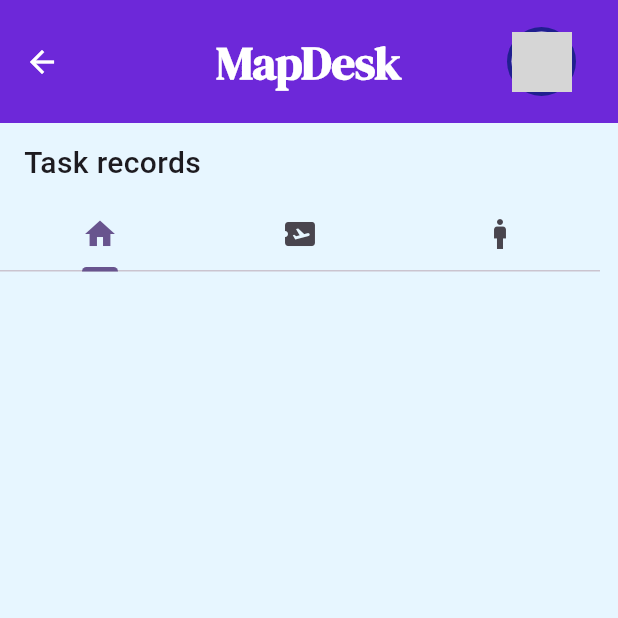
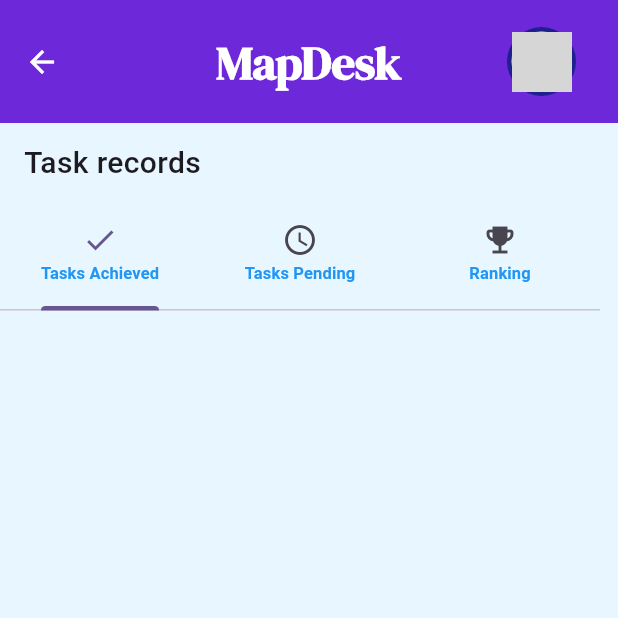
Before and after one commit to KarthikPrabhu23/MapDesk, a Flutter app: the RecordLog screen opened directly, on a phone screen of 412 x 824 dp, the top half of it. Run offline on Flutter 3.47's test engine with Material 3 defaults, Android fonts, the phone set to English and light mode, and no system bars; our stand-ins replace cloud_firestore, firebase_auth, firebase_core, firebase_database, firebase_storage, geolocator and 6 more; missing offline and left inert: custom_info_window, firebase_app_check, google_maps_webservice; accounts and stored records are empty; network calls fail; grey boxes are pictures that could not be loaded.

Commit message:
TabBar UI

```diff
--- a/lib/Record/record.dart
+++ b/lib/Record/record.dart
@@ -106,15 +106,37 @@ class _RecordLogState extends State<RecordLog> {
                             TabBar(
                               tabs: [
                                 Tab(
-                                  icon: Icon(Icons.home),
+                                  icon: Icon(Icons.done),
+                                  child: Text(
+                                    'Tasks Achieved',
+                                    style: TextStyle(
+                                      fontSize: 11,
+                                      fontWeight: FontWeight.bold,
+                                      color: Colors.blue,
+                                    ),
+                                  ),
                                 ),
                                 Tab(
-                                  icon: Icon(Icons.airplane_ticket),
-
+                                  icon: Icon(Icons.schedule),
+                                  child: Text(
+                                    'Tasks Pending',
+                                    style: TextStyle(
+                                      fontSize: 11,
+                                      fontWeight: FontWeight.bold,
+                                      color: Colors.blue,
+                                    ),
+                                  ),
                                 ),
                                 Tab(
-                                  icon: Icon(Icons.man),
-
+                                  icon: Icon(Icons.emoji_events),
+                                  child: Text(
+                                    'Ranking',
+                                    style: TextStyle(
+                                      fontSize: 11,
+                                      fontWeight: FontWeight.bold,
+                                      color: Colors.blue,
+                                    ),
+                                  ),
                                 ),
                               ],
                             ),
```
